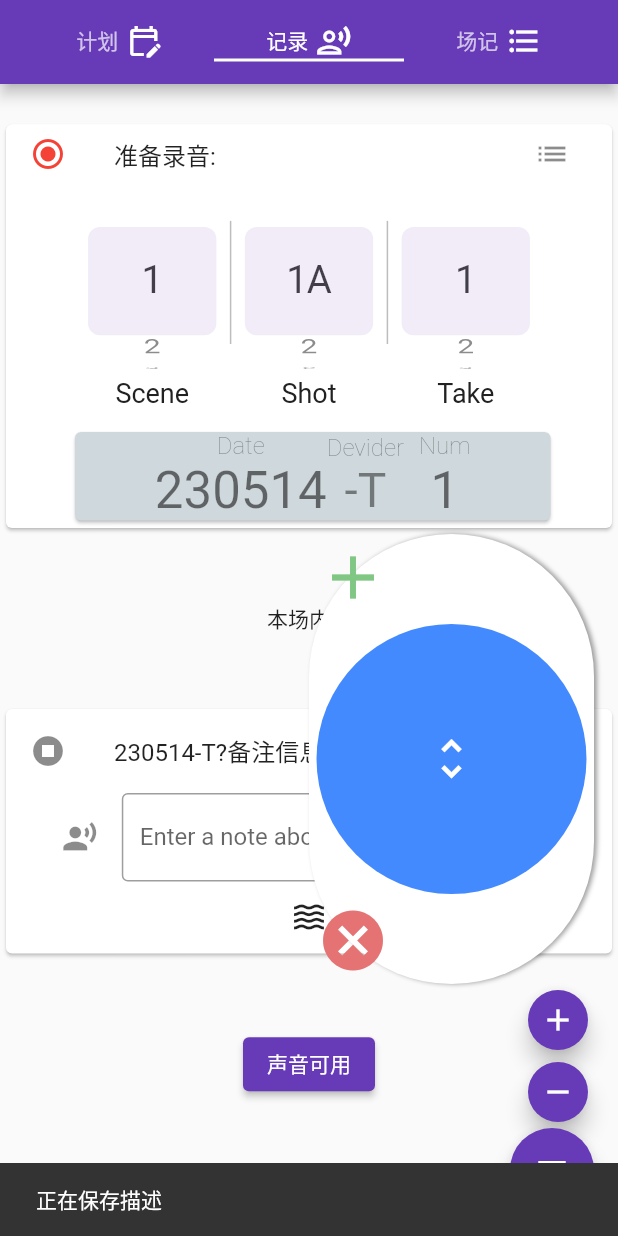
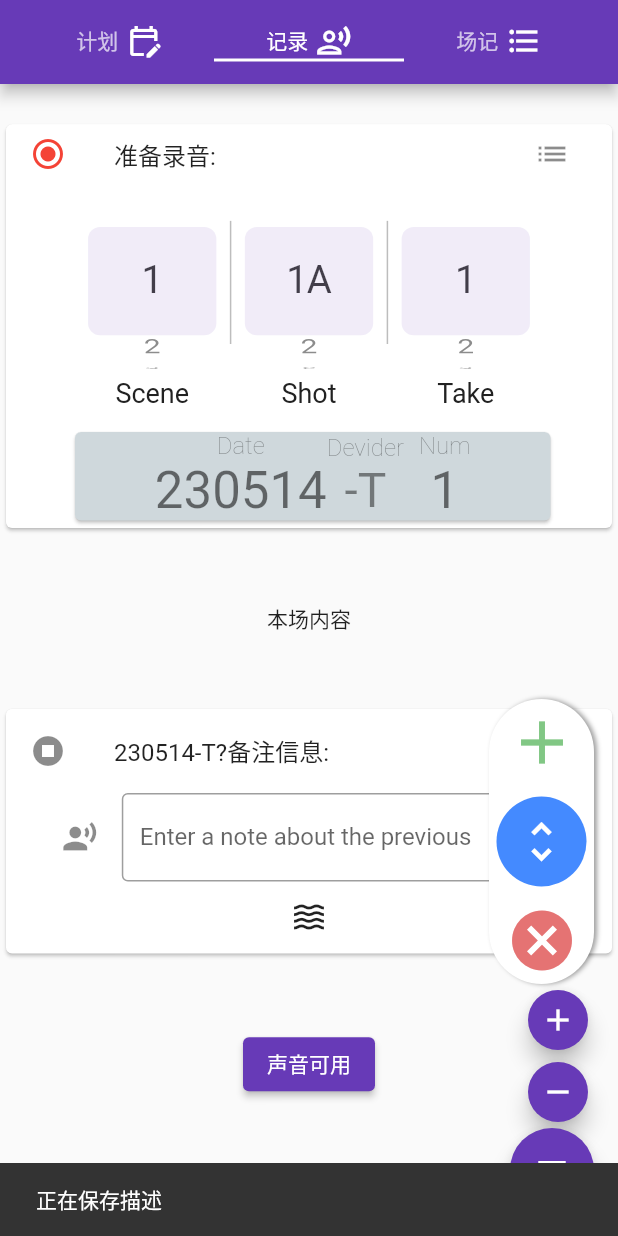
Before and after one commit to drunkenQCat/voislate, a Flutter app: the screen it shows after launch, after a tap on the "waves" icon, on a phone screen of 412 x 824 dp. Run offline on Flutter 3.47's test engine with Material 2 defaults, Android fonts, the phone set to English and light mode, and no system bars; missing offline and left inert: flutter_vibrate.

Commit message:
feat:加入了振动提示 chore:重构了加减号的相关代码

```diff
--- a/lib/pages/main_page.dart
+++ b/lib/pages/main_page.dart
@@ -71,6 +71,7 @@ class _MyHomePageState extends State<MyHomePage> with SingleTickerProviderStateM
       ),
       body: TabBarView(
         controller: _tabController,
+        physics: const NeverScrollableScrollPhysics(),
         children: [
           SceneSchedule(),
           const SlateRecord(),
--- a/lib/pages/record_page.dart
+++ b/lib/pages/record_page.dart
@@ -1,5 +1,6 @@
 import 'package:flutter/material.dart';
 import 'package:provider/provider.dart';
+import 'package:flutter_vibrate/flutter_vibrate.dart';
 
 import '../widgets/slate_picker.dart';
 import '../models/slate_num_notifier.dart';
@@ -21,7 +22,9 @@ import '../models/recorder_file_num.dart';
 8. "准备录音"不要那么高
 9. "本场内容"注意schedule的数据结构
 10. (备选方案)可以考虑加入急行军模式
-11. *记得修改按键布局保证交互操作可以正常使用.某种意义上说，就是要足够的大
+11x *记得修改按键布局保证交互操作可以正常使用.某种意义上说，就是要足够的大
+12. 增加振动交互
+13. *修一下减了之后再加的问题
 */
 class SlateRecord extends StatefulWidget {
   const SlateRecord({super.key});
@@ -44,6 +47,7 @@ class _SlateRecordState extends State<SlateRecord> {
   final col3 = SlateColumnThree();
   final num = RecordFileNum();
   String previousFileNum = '';
+  final inputNotice = 'Waiting for input...';
 
   void drawbackItem() {
     setState(() {
@@ -53,6 +57,8 @@ class _SlateRecordState extends State<SlateRecord> {
         notes.removeLast();
       }
       note = '';
+      if(_canVibrate){
+          Vibrate.feedback(FeedbackType.warning); }
     });
   }
 
@@ -60,7 +66,7 @@ class _SlateRecordState extends State<SlateRecord> {
     setState(() {
         if (notes.isEmpty){
           notes.add(const MapEntry("File Name", "Note"));
-          notes.add(MapEntry(num.fullName(), 'Waiting for input...'));
+          notes.add(MapEntry(num.fullName(),inputNotice));
         }
         else
         {
@@ -69,14 +75,35 @@ class _SlateRecordState extends State<SlateRecord> {
             previousFileNum, // File Name
             note,//Note
             );
-          notes.add(MapEntry(num.fullName(), 'Waiting for input...'));
+          notes.add(MapEntry(num.fullName(),inputNotice));
         }
         previousFileNum = currentFileNum;
         num.increment();
         note = '';
+        if(_canVibrate){
+          Vibrate.feedback(FeedbackType.heavy);}
       });
   }
 
+  // vibration feedback related
+  bool _canVibrate = true;
+
+  @override
+  void initState() {
+    super.initState();
+    _initVibrate();
+  }
+
+  Future<void> _initVibrate() async{
+    // init the vibration
+    bool canVibrate = await Vibrate.canVibrate;
+    setState(() {
+        _canVibrate = canVibrate;
+        _canVibrate
+            ? debugPrint('This device can vibrate')
+            : debugPrint('This device cannot vibrate');
+      });
+  }
 
   @override
   Widget build(BuildContext context) {
@@ -95,6 +122,79 @@ class _SlateRecordState extends State<SlateRecord> {
     var col3DecBtn = DecrementCounterButton<SlateColumnThree>(
       onPressed: () => drawbackItem(),
       textCon: textEditingController,
+    );
+    var nextTakeMonitor = Card(
+      child: Column(
+        children: [
+          ListTile(
+            visualDensity: const VisualDensity(vertical: -4),
+            leading: const Icon(Icons.radio_button_checked_outlined, color: Colors.red,),
+            title: const Text('准备录音:'),
+            trailing: IconButton(
+              icon: const Icon(Icons.list),
+              onPressed: () {
+              },
+            ),
+          ),
+          SlatePicker(
+              ones: ones,
+              twos: twos,
+              threes: threes,
+              titles: titles,
+              stateOne: col1,
+              stateTwo: col2,
+              stateThree: col3,
+              width: screenWidth - 2 * horizonPadding,
+              height: screenHeight * 0.17,
+              itemHeight: screenHeight * 0.13 - 48,
+              resultChanged: (v1, v2, v3) =>
+                  debugPrint('v1: $v1, v2: $v2, v3: $v3')),
+          // add an input box to have a note about the number
+
+          const SizedBox(height: 10,),
+          FileCounter(
+            init: _counterInit,
+            num: num,
+          ),
+        ],
+      ),
+    );
+
+    var prevTakeEditor = Card(
+      child: Column(
+        children: [
+          ListTile(
+            leading: const Icon(Icons.stop_circle),
+            title: Text('${num.prefix}${num.devider}${num.number < 2 ? '?' :(num.number - 1).toString()}备注信息:'),
+          ),
+          SizedBox(
+            width: screenWidth * 0.8,
+            child: TextField(
+              // bind the input to the note variable
+              controller: textEditingController,
+              onChanged: (text) {
+                note = text;
+              },
+              decoration: const InputDecoration(
+                icon: Icon(Icons.record_voice_over),
+                border: OutlineInputBorder(),
+                hintText: 'Enter a note about the previous',
+              ),
+            ),
+          ),
+          IconButton(
+            icon: const Icon(Icons.waves),
+            onPressed: () {
+              ScaffoldMessenger.of(context).showSnackBar(
+                const SnackBar(
+                  content: Text('正在保存描述'),
+                  duration: Duration(seconds: 1),
+                ),
+              );
+            },
+          ),
+        ],
+      ),
     );
 
     // This method is rerun every time setState is called, for instance as done
@@ -129,88 +229,9 @@ class _SlateRecordState extends State<SlateRecord> {
                   child: Column(
                     mainAxisAlignment: MainAxisAlignment.spaceAround,
                     children: <Widget>[
-
-                      // The information about next take
-                      Card(
-                        child: Column(
-                          children: [
-                            ListTile(
-                              visualDensity: const VisualDensity(vertical: -4),
-                              leading: const Icon(Icons.radio_button_checked_outlined, color: Colors.red,),
-                              title: const Text('准备录音:'),
-                              trailing: IconButton(
-                                icon: const Icon(Icons.list),
-                                onPressed: () {
-                                },
-                              ),
-                            ),
-                            SlatePicker(
-                                ones: ones,
-                                twos: twos,
-                                threes: threes,
-                                titles: titles,
-                                stateOne: col1,
-                                stateTwo: col2,
-                                stateThree: col3,
-                                width: screenWidth - 2 * horizonPadding,
-                                height: screenHeight * 0.17,
-                                itemHeight: screenHeight * 0.13 - 48,
-                                resultChanged: (v1, v2, v3) =>
-                                    debugPrint('v1: $v1, v2: $v2, v3: $v3')),
-                            // add an input box to have a note about the number
-
-                            const SizedBox(height: 10,),
-                            FileCounter(
-                              init: _counterInit,
-                              num: num,
-                            ),
-                          ],
-                        ),
-                      ),
-
+                      nextTakeMonitor,
                       Text('本场内容'),
-                      // a card with a title "备注信息"， and a text field to
-                      // enter the note about the number and
-                      // a icon button to show snack bar "正在保存描述" when long pressed
-                      // the icon should be a waveform icon
-                      // this card is designed to save the message of last record
-                      Card(
-                        child: Column(
-                          children: [
-                            ListTile(
-                              leading: const Icon(Icons.stop_circle),
-                              title: Text('${num.prefix}${num.devider}${num.number < 2 ? '?' :(num.number - 1).toString()}备注信息:'),
-                            ),
-                            SizedBox(
-                              width: screenWidth * 0.8,
-                              child: TextField(
-                                // bind the input to the note variable
-                                controller: textEditingController,
-                                onChanged: (text) {
-                                  note = text;
-                                },
-                                decoration: const InputDecoration(
-                                  icon: Icon(Icons.record_voice_over),
-                                  border: OutlineInputBorder(),
-                                  hintText: 'Enter a note about the previous',
-                                ),
-                              ),
-                            ),
-                            IconButton(
-                              icon: const Icon(Icons.waves),
-                              onPressed: () {
-                                ScaffoldMessenger.of(context).showSnackBar(
-                                  const SnackBar(
-                                    content: Text('正在保存描述'),
-                                    duration: Duration(seconds: 1),
-                                  ),
-                                );
-                              },
-                            ),
-                          ],
-                        ),
-                      ),
-
+                      prevTakeEditor,
                       // this is a button with title"声音可用", when pressed,
                       // it will show a little toast message
                       ElevatedButton(
@@ -236,10 +257,12 @@ class _SlateRecordState extends State<SlateRecord> {
                 Row(
                   mainAxisAlignment: MainAxisAlignment.end,
                   children: [
+                    //joystick is rotated 90 degree, so the height is the width of the joystick
                     VerticalJoystick(
-                      height: 190,
+                      width: 190,
                       onConfirmation: scrl3.valueInc,
                       onCancel: scrl3.valueDec,
+                      onTapDown: () => Vibrate.feedback(FeedbackType.medium),
                     ),
                   ],
                 ),
@@ -274,6 +297,7 @@ class _SlateRecordState extends State<SlateRecord> {
 
 }
 
+
 class DisplayNotesButton extends StatelessWidget {
   // a button to show the notes in a list view
   const DisplayNotesButton({
--- a/lib/widgets/vertical_joystick.dart
+++ b/lib/widgets/vertical_joystick.dart
@@ -209,7 +209,8 @@ class VerticalJoystickState extends State<VerticalJoystick> {
                 ),
               ),
             ),
-            Row(
+            Center(
+              child: Row(
                 mainAxisAlignment: MainAxisAlignment.spaceBetween,
                 children: <Widget>[
                   Icon(
@@ -226,6 +227,7 @@ class VerticalJoystickState extends State<VerticalJoystick> {
                     color: Colors.green[300],
                   ),
                 ],
+              ),
             ),
             AnimatedPositioned(
               duration: Duration(milliseconds: _duration),
```
Also changed, not shown: pubspec.yaml (+1 -6 lines), pubspec.lock, 2 other files. Lines whose indentation alone changed are shown as unchanged.
